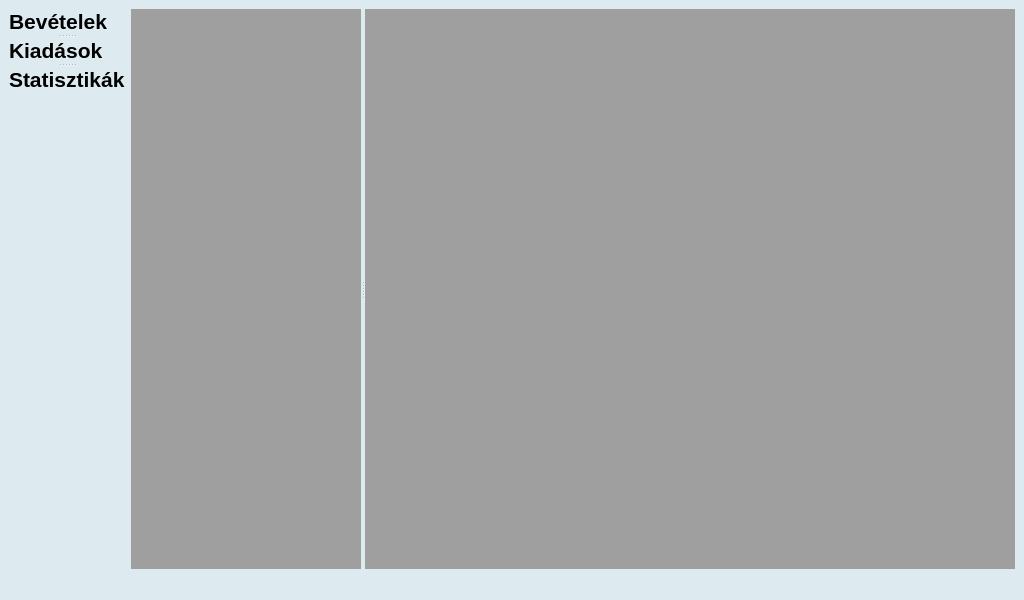
First picture: the form in FamilyFinancies/mainwindow.ui, repository DannyFreecs/FamilyBudgetSimple, before the edit.
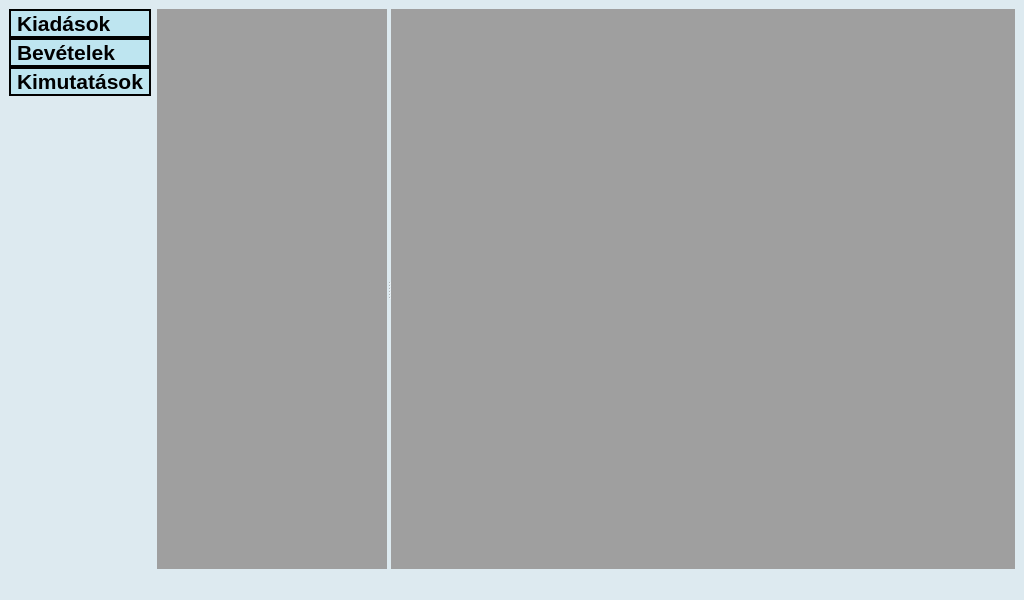
Second picture: the form after the edit.

```diff
--- a/FamilyFinancies/mainwindow.ui
+++ b/FamilyFinancies/mainwindow.ui
@@ -18,7 +18,7 @@
   </property>
   <property name="minimumSize">
    <size>
-    <width>500</width>
+    <width>1024</width>
     <height>600</height>
    </size>
   </property>
@@ -31,29 +31,38 @@
   </property>
   <widget class="QWidget" name="centralwidget">
    <layout class="QHBoxLayout" name="horizontalLayout">
+    <item>
+     <layout class="QVBoxLayout" name="verticalLayout" stretch="0,0,1">
+      <property name="spacing">
+       <number>0</number>
+      </property>
     <property name="sizeConstraint">
      <enum>QLayout::SetDefaultConstraint</enum>
     </property>
-    <item alignment="Qt::AlignTop">
-     <widget class="QSplitter" name="splitterMainOptions">
-      <property name="enabled">
-       <bool>true</bool>
-      </property>
-      <property name="sizePolicy">
-       <sizepolicy hsizetype="Preferred" vsizetype="Fixed">
-        <horstretch>0</horstretch>
-        <verstretch>0</verstretch>
-       </sizepolicy>
-      </property>
+      <item>
+       <widget class="QLabel" name="labelExpanse">
       <property name="maximumSize">
        <size>
         <width>16777215</width>
-        <height>16777215</height>
-       </size>
-      </property>
-      <property name="orientation">
-       <enum>Qt::Vertical</enum>
-      </property>
+          <height>175</height>
+         </size>
+        </property>
+        <property name="font">
+         <font>
+          <pointsize>16</pointsize>
+          <bold>true</bold>
+         </font>
+        </property>
+        <property name="styleSheet">
+         <string notr="true">background-color: rgb(190, 229, 240);
+border: 2px solid black;</string>
+        </property>
+        <property name="text">
+         <string>Kiadások</string>
+        </property>
+       </widget>
+      </item>
+      <item>
       <widget class="QLabel" name="labelIncome">
        <property name="sizePolicy">
         <sizepolicy hsizetype="Preferred" vsizetype="Preferred">
@@ -67,6 +76,10 @@
          <bold>true</bold>
         </font>
        </property>
+        <property name="styleSheet">
+         <string notr="true">background-color: rgb(190, 229, 240);
+border: 2px solid black;</string>
+        </property>
        <property name="text">
         <string>Bevételek</string>
        </property>
@@ -77,17 +90,8 @@
         <bool>false</bool>
        </property>
       </widget>
-      <widget class="QLabel" name="labelExpanse">
-       <property name="font">
-        <font>
-         <pointsize>16</pointsize>
-         <bold>true</bold>
-        </font>
-       </property>
-       <property name="text">
-        <string>Kiadások</string>
-       </property>
-      </widget>
+      </item>
+      <item alignment="Qt::AlignTop">
       <widget class="QLabel" name="labelStats">
        <property name="font">
         <font>
@@ -95,11 +99,16 @@
          <bold>true</bold>
         </font>
        </property>
+        <property name="styleSheet">
+         <string notr="true">background-color: rgb(190, 229, 240);
+border: 2px solid black;</string>
+        </property>
        <property name="text">
-        <string>Statisztikák</string>
-       </property>
-      </widget>
-     </widget>
+         <string>Kimutatások</string>
+        </property>
+       </widget>
+      </item>
+     </layout>
     </item>
     <item>
      <widget class="QSplitter" name="splitterMDIs">
```
Lines whose indentation alone changed are shown as unchanged.
